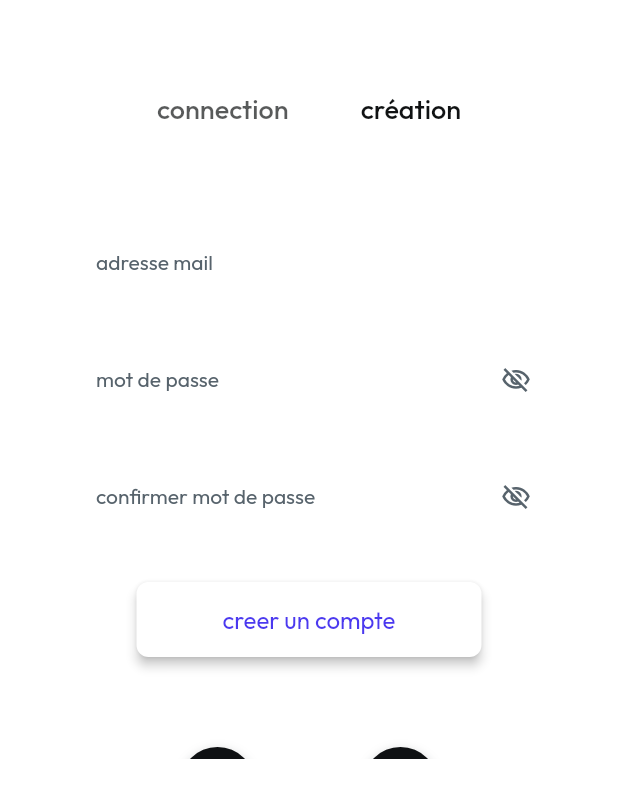
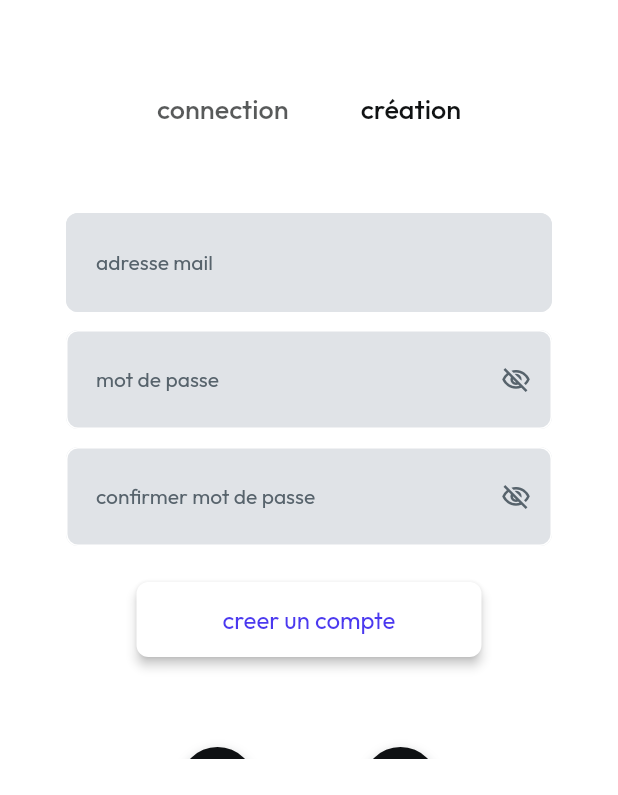
Before and after one commit to jojolala1/pinkard, a Flutter app: the screen it shows after launch, tab 2 chosen, on a phone screen of 412 x 824 dp, the part 441-1236 px from its top. Run offline on Flutter 3.47's test engine with Material 2 defaults, Android fonts, the phone set to English and light mode, and no system bars; drawn by our look-alikes of auto_size_text; our stand-ins replace built_collection, built_value, cloud_firestore, easy_debounce, file_picker, firebase_auth and 17 more; missing offline and left inert: flutter_facebook_auth, json_path, map_launcher, mime_type; accounts and stored records are empty; Roboto replaces fonts that are missing (Lexend Deca).

Commit message:
Updating to latest FlutterFlow output.

```diff
--- a/lib/pagedacceuil/pagedacceuil_widget.dart
+++ b/lib/pagedacceuil/pagedacceuil_widget.dart
@@ -605,7 +605,9 @@ class _PagedacceuilWidgetState extends State<PagedacceuilWidget> {
                                                       ),
                                               enabledBorder: OutlineInputBorder(
                                                 borderSide: BorderSide(
-                                                  color: Colors.white,
+                                                  color: FlutterFlowTheme.of(
+                                                          context)
+                                                      .lineColor,
                                                   width: 1.0,
                                                 ),
                                                 borderRadius:
@@ -637,7 +639,9 @@ class _PagedacceuilWidgetState extends State<PagedacceuilWidget> {
                                                     BorderRadius.circular(8.0),
                                               ),
                                               filled: true,
-                                              fillColor: Colors.white,
+                                              fillColor:
+                                                  FlutterFlowTheme.of(context)
+                                                      .lineColor,
                                               contentPadding:
                                                   EdgeInsetsDirectional
                                                       .fromSTEB(20.0, 24.0,
@@ -724,7 +728,9 @@ class _PagedacceuilWidgetState extends State<PagedacceuilWidget> {
                                                     BorderRadius.circular(8.0),
                                               ),
                                               filled: true,
-                                              fillColor: Colors.white,
+                                              fillColor:
+                                                  FlutterFlowTheme.of(context)
+                                                      .lineColor,
                                               contentPadding:
                                                   EdgeInsetsDirectional
                                                       .fromSTEB(20.0, 24.0,
@@ -830,7 +836,9 @@ class _PagedacceuilWidgetState extends State<PagedacceuilWidget> {
                                                     BorderRadius.circular(8.0),
                                               ),
                                               filled: true,
-                                              fillColor: Colors.white,
+                                              fillColor:
+                                                  FlutterFlowTheme.of(context)
+                                                      .lineColor,
                                               contentPadding:
                                                   EdgeInsetsDirectional
                                                       .fromSTEB(20.0, 24.0,
```
